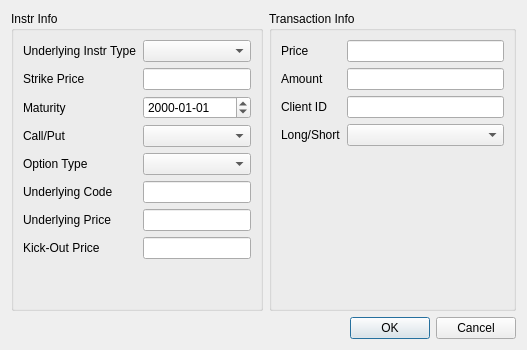
Qt form addorderdialog.ui (Dalizi/option_calculator) before a commit.
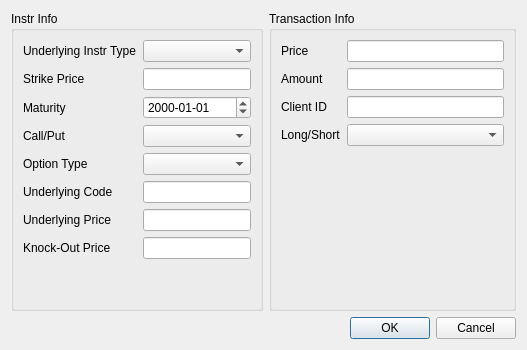
The same form after that commit.

The edit to the form file:
```diff
--- a/addorderdialog.ui
+++ b/addorderdialog.ui
@@ -94,7 +94,7 @@
           <item row="7" column="0">
            <widget class="QLabel" name="kickOutPriceLabel">
             <property name="text">
-             <string>Kick-Out Price</string>
+             <string>Knock-Out Price</string>
             </property>
            </widget>
           </item>
```
Left out of the diff: 4 changed lines with no effect on the pictures.
